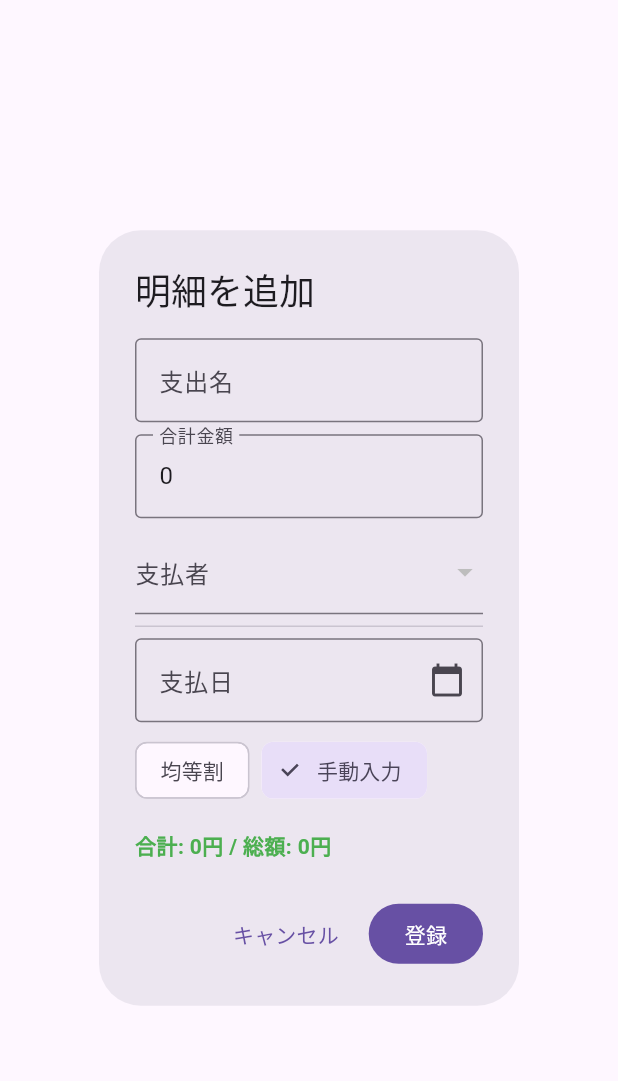
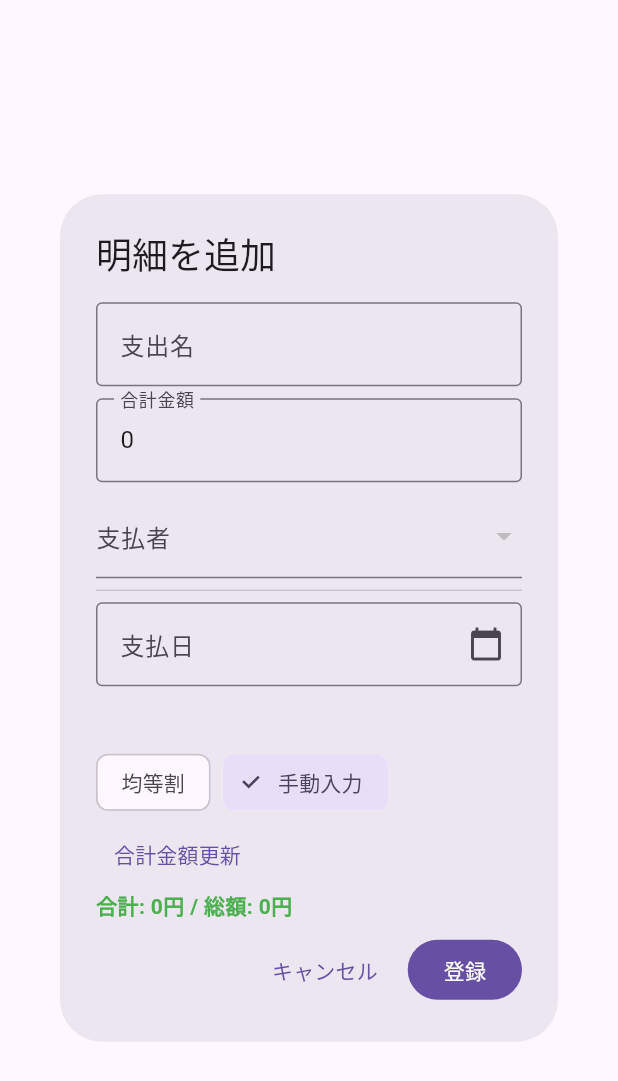
Before and after one commit to kakunekono/wari-can, a Flutter app: the ExpenseInputDialog widget shown alone on an empty page, opened directly with empty values, on a phone screen of 412 x 824 dp. Shown: the top 1081 px of the screen. Run offline on Flutter 3.47's test engine with Material 3 defaults, Android fonts, the phone set to English and light mode, and no system bars; our stand-ins replace share_plus, shared_preferences; accounts and stored records are empty.

Commit message:
支払明細ダイアログを改修
- 支払明細タイトルにアンダーラインを追加
- 手動入力モードで各メンバー入力の合計を総額欄に反映するボタンを追加
- 横幅を常に最大にして、スクロール内でも全体幅を確保
- 合計・総額表示と警告を1行目、キャンセル／登録ボタンを2行目に横並び表示
- 合計差異警告を見やすく改行して表示

```diff
--- a/lib/pages/event_detail_page.dart
+++ b/lib/pages/event_detail_page.dart
@@ -131,6 +131,7 @@ class _EventDetailPageState extends State<EventDetailPage> {
       }
       // 同じ支払者で日付が変わったときは支払日のみ出力
       else if (payDateText != prevPayDate) {
+        if (payDateText != null) buffer.writeln("");
         buffer.writeln("支払日: $payDateText");
         prevPayDate = payDateText;
       }
@@ -563,7 +564,13 @@ class _EventDetailPageState extends State<EventDetailPage> {
                     title: Row(
                       mainAxisSize: MainAxisSize.min,
                       children: [
-                        Text(e.item),
+                        Text(
+                          e.item,
+                          style: const TextStyle(
+                            decoration:
+                                TextDecoration.underline, // ← ここでアンダーライン
+                          ),
+                        ),
                         const SizedBox(width: 4),
                         Icon(
                           e.mode == "manual" ? Icons.tune : Icons.balance,
@@ -747,28 +754,31 @@ class _ExpenseInputDialogState extends State<ExpenseInputDialog> {
     });
   }
 
+  void _updateTotalFromManualInput() {
+    if (_mode != "manual") return; // 手動入力モードのみ
+    int sum = 0;
+    for (final m in widget.members) {
+      final value = int.tryParse(_controllers[m.id]!.text) ?? 0;
+      sum += value;
+    }
+    // 総額欄に反映
+    _totalController.text = sum.toString();
+    setState(() {});
+  }
+
   @override
   Widget build(BuildContext context) {
     final diff = subtotal - total;
     return AlertDialog(
       title: Text(widget.editExpense != null ? "明細を編集" : "明細を追加"),
       content: SingleChildScrollView(
+        child: ConstrainedBox(
+          constraints: BoxConstraints(
+            minWidth: double.maxFinite, // 横幅最大
+          ),
           child: Column(
             crossAxisAlignment: CrossAxisAlignment.start,
             children: [
-            // 合計差異チェックの警告
-            if (diff != 0)
-              Padding(
-                padding: const EdgeInsets.only(bottom: 8.0),
-                child: Text(
-                  "⚠ 合計と個別合計が一致していません (差: $diff 円)",
-                  style: const TextStyle(
-                    color: Colors.red,
-                    fontWeight: FontWeight.bold,
-                  ),
-                ),
-              ),
-
               TextField(
                 controller: _itemController,
                 decoration: const InputDecoration(
@@ -824,6 +834,31 @@ class _ExpenseInputDialogState extends State<ExpenseInputDialog> {
                 },
               ),
               const SizedBox(height: 8),
+              ...widget.members.map((m) {
+                final c = _controllers[m.id]!;
+                return Padding(
+                  padding: const EdgeInsets.symmetric(vertical: 4),
+                  child: TextField(
+                    controller: c,
+                    decoration: InputDecoration(
+                      labelText: m.name,
+                      border: const OutlineInputBorder(),
+                    ),
+                    keyboardType: TextInputType.number,
+                    onChanged: (_) => setState(() {}), // リアルタイム更新
+                  ),
+                );
+              }),
+              const SizedBox(height: 8),
+            ],
+          ),
+        ),
+      ),
+      actions: [
+        Column(
+          mainAxisSize: MainAxisSize.min,
+          crossAxisAlignment: CrossAxisAlignment.stretch, // 幅をいっぱいに
+          children: [
             Wrap(
               spacing: 8,
               children: [
@@ -842,25 +877,13 @@ class _ExpenseInputDialogState extends State<ExpenseInputDialog> {
                   selected: _mode == "manual",
                   onSelected: (_) => setState(() => _mode = "manual"),
                 ),
+                TextButton(
+                  onPressed: _updateTotalFromManualInput,
+                  child: const Text("合計金額更新"),
+                ),
               ],
             ),
-            const SizedBox(height: 8),
-            ...widget.members.map((m) {
-              final c = _controllers[m.id]!;
-              return Padding(
-                padding: const EdgeInsets.symmetric(vertical: 4),
-                child: TextField(
-                  controller: c,
-                  decoration: InputDecoration(
-                    labelText: m.name,
-                    border: const OutlineInputBorder(),
-                  ),
-                  keyboardType: TextInputType.number,
-                  onChanged: (_) => setState(() {}), // リアルタイム更新
-                ),
-              );
-            }),
-            const SizedBox(height: 8),
+            // 1行目：合計表示
             Text(
               "合計: $subtotal円 / 総額: $total円",
               style: TextStyle(
@@ -868,21 +891,39 @@ class _ExpenseInputDialogState extends State<ExpenseInputDialog> {
                 fontWeight: FontWeight.bold,
               ),
             ),
-          ],
+            // 合計差異チェックの警告
+            if (diff != 0)
+              Padding(
+                padding: const EdgeInsets.only(bottom: 8.0),
+                child: Text(
+                  [
+                    "⚠ 合計と個別合計が一致していません",
+                    "差: ${formatAmount(diff)}円",
+                  ].join("\n"),
+                  style: const TextStyle(
+                    color: Colors.red,
+                    fontWeight: FontWeight.bold,
                   ),
                 ),
-      actions: [
+              ),
+            const SizedBox(height: 8), // ボタンとの間隔
+            // 2行目：ボタン横並び
+            Row(
+              mainAxisAlignment: MainAxisAlignment.end, // 右揃え
+              children: [
                 TextButton(
                   onPressed: () => Navigator.pop(context),
                   child: const Text("キャンセル"),
                 ),
+                const SizedBox(width: 8),
                 FilledButton(
                   onPressed: subtotal != total
                       ? null // 合計が一致していなければ登録不可
                       : () {
                           final shares = <String, int>{};
                           for (final m in widget.members) {
-                    shares[m.id] = int.tryParse(_controllers[m.id]!.text) ?? 0;
+                            shares[m.id] =
+                                int.tryParse(_controllers[m.id]!.text) ?? 0;
                           }
                           Navigator.pop(context, {
                             'item': _itemController.text.trim(),
@@ -898,6 +939,10 @@ class _ExpenseInputDialogState extends State<ExpenseInputDialog> {
                   child: const Text("登録"),
                 ),
               ],
+            ),
+          ],
+        ),
+      ],
     );
   }
 }
```
Lines whose indentation alone changed are shown as unchanged.
